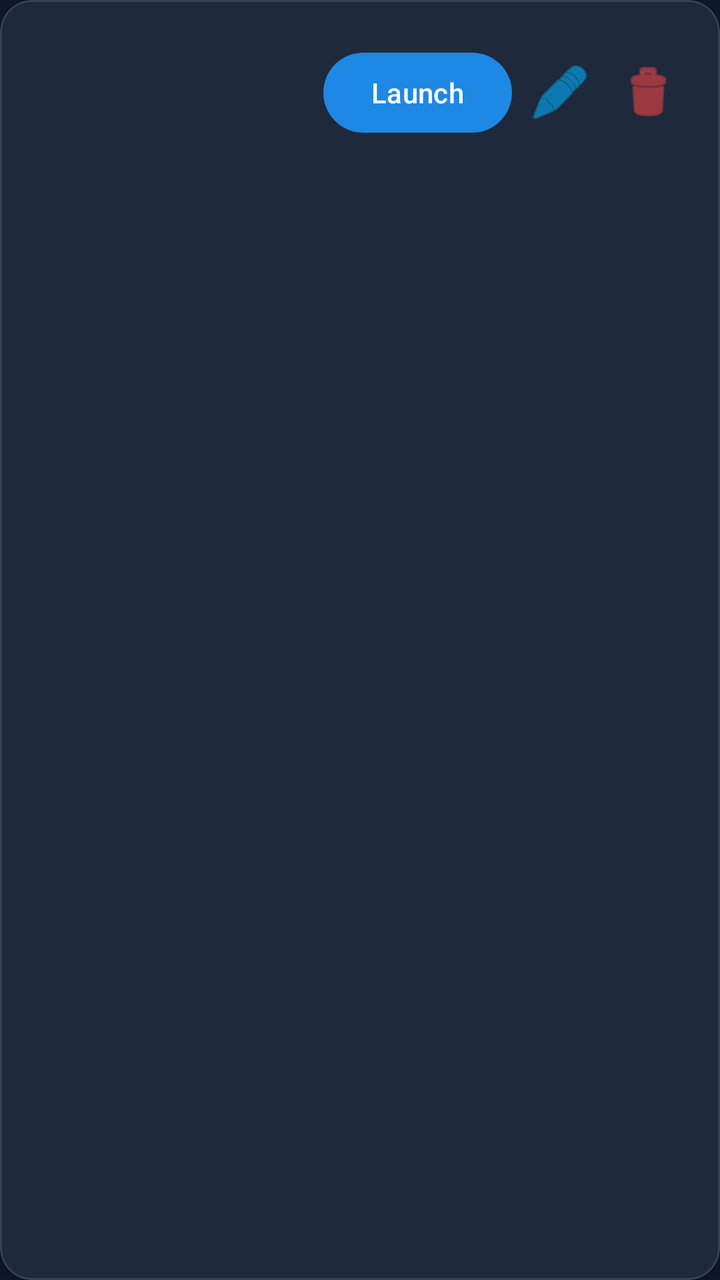
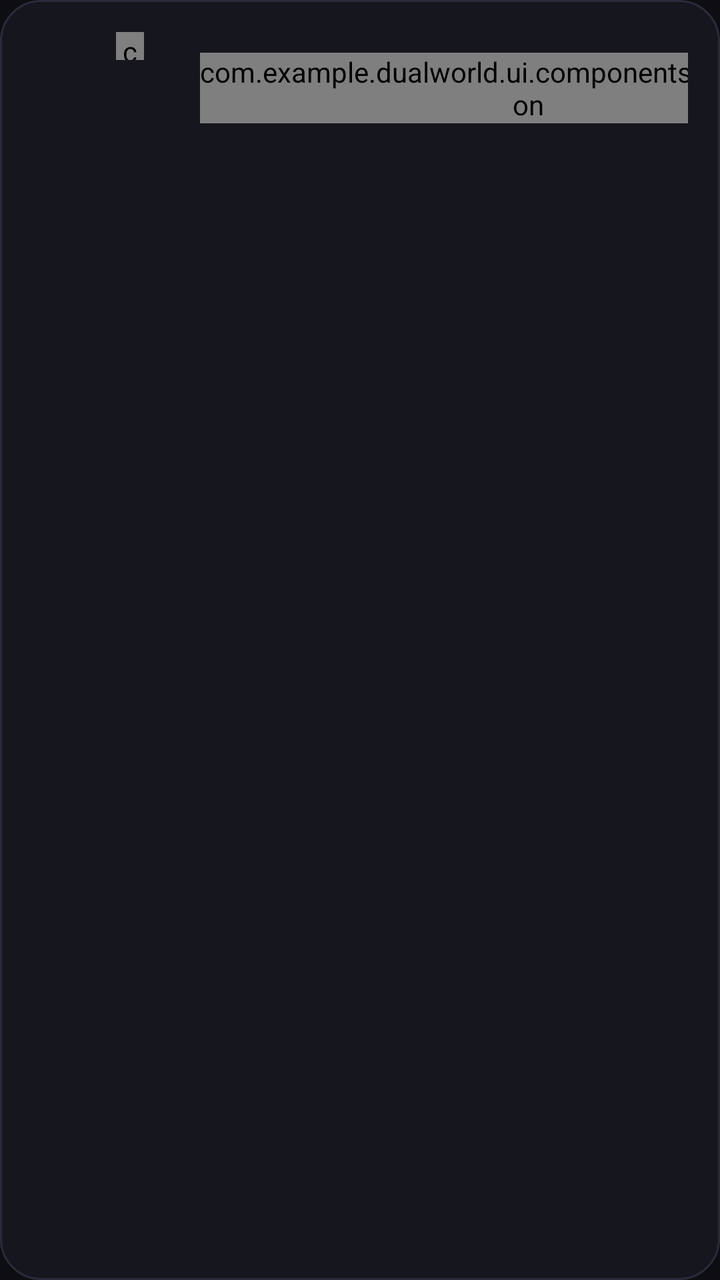

An Android layout rendered at two revisions. The XML below is the earlier revision; the diff shows what the commit changed to produce the second picture.
<!-- AndroidManifest.xml: application theme Theme.CloneApp -->
<!-- res/layout/item_cloned_app.xml -->
<?xml version="1.0" encoding="utf-8"?>
<com.google.android.material.card.MaterialCardView
    xmlns:android="http://schemas.android.com/apk/res/android"
    xmlns:app="http://schemas.android.com/apk/res-auto"
    android:layout_width="match_parent"
    android:layout_height="wrap_content"
    android:layout_marginHorizontal="6dp"
    android:layout_marginVertical="6dp"
    app:cardCornerRadius="16dp"
    app:cardElevation="2dp"
    app:cardBackgroundColor="@color/surface"
    app:strokeColor="@color/card_bg"
    app:strokeWidth="1dp">

    <LinearLayout
        android:layout_width="match_parent"
        android:layout_height="wrap_content"
        android:orientation="horizontal"
        android:gravity="center_vertical"
        android:padding="16dp">

        <ImageView
            android:id="@+id/imgIcon"
            android:layout_width="56dp"
            android:layout_height="56dp"
            android:contentDescription="App Icon" />

        <LinearLayout
            android:layout_width="0dp"
            android:layout_height="wrap_content"
            android:layout_weight="1"
            android:layout_marginStart="16dp"
            android:orientation="vertical">

            <TextView
                android:id="@+id/txtAppName"
                android:layout_width="wrap_content"
                android:layout_height="wrap_content"
                android:textColor="@color/text_primary"
                android:textSize="17sp"
                android:textStyle="bold" />

            <TextView
                android:id="@+id/txtUserTag"
                android:layout_width="wrap_content"
                android:layout_height="wrap_content"
                android:layout_marginTop="2dp"
                android:textColor="@color/secondary"
                android:textSize="13sp" />

            <TextView
                android:id="@+id/txtPackageName"
                android:layout_width="wrap_content"
                android:layout_height="wrap_content"
                android:layout_marginTop="2dp"
                android:textColor="@color/text_secondary"
                android:textSize="12sp" />

        </LinearLayout>

        <com.google.android.material.button.MaterialButton
            android:id="@+id/btnLaunch"
            android:layout_width="wrap_content"
            android:layout_height="wrap_content"
            android:text="@string/action_launch"
            app:backgroundTint="@color/primary"
            android:textColor="@android:color/white" />

        <ImageButton
            android:id="@+id/btnRename"
            android:layout_width="40dp"
            android:layout_height="40dp"
            android:layout_marginStart="4dp"
            android:background="?attr/selectableItemBackgroundBorderless"
            android:src="@android:drawable/ic_menu_edit"
            app:tint="@color/secondary"
            android:contentDescription="Rename Clone" />

        <ImageButton
            android:id="@+id/btnDelete"
            android:layout_width="40dp"
            android:layout_height="40dp"
            android:layout_marginStart="4dp"
            android:background="?attr/selectableItemBackgroundBorderless"
            android:src="@android:drawable/ic_menu_delete"
            app:tint="@color/accent_red"
            android:contentDescription="@string/action_delete" />

    </LinearLayout>

</com.google.android.material.card.MaterialCardView>
<!-- resources referenced by this layout -->
<resources>
  <color name="accent_red">#EF4444</color>
  <color name="card_bg">#334155</color>
  <color name="primary">#1E88E5</color>
  <color name="secondary">#00B0FF</color>
  <color name="surface">#1E293B</color>
  <color name="text_primary">#F8FAFC</color>
  <color name="text_secondary">#94A3B8</color>
  <string name="action_delete">Remove</string>
  <string name="action_launch">Launch</string>
  <style name="Theme.CloneApp" parent="Theme.Material3.DayNight.NoActionBar">
          <item name="colorPrimary">@color/primary</item>
          <item name="colorSecondary">@color/secondary</item>
          <item name="android:windowBackground">@color/background</item>
          <item name="android:textColorPrimary">@color/text_primary</item>
          <item name="android:textColorSecondary">@color/text_secondary</item>
      </style>
  <color name="background">#0F172A</color>
</resources>

<!-- the commit's change to res/layout/item_cloned_app.xml (unified diff, before → after) -->
@@ -1,91 +1,90 @@
 <?xml version="1.0" encoding="utf-8"?>
-<com.google.android.material.card.MaterialCardView
-    xmlns:android="http://schemas.android.com/apk/res/android"
+<FrameLayout xmlns:android="http://schemas.android.com/apk/res/android"
     xmlns:app="http://schemas.android.com/apk/res-auto"
     android:layout_width="match_parent"
     android:layout_height="wrap_content"
-    android:layout_marginHorizontal="6dp"
     android:layout_marginVertical="6dp"
-    app:cardCornerRadius="16dp"
-    app:cardElevation="2dp"
-    app:cardBackgroundColor="@color/surface"
-    app:strokeColor="@color/card_bg"
-    app:strokeWidth="1dp">
+    android:background="@drawable/bg_card_glass"
+    android:clickable="true"
+    android:focusable="true">
 
     <LinearLayout
         android:layout_width="match_parent"
         android:layout_height="wrap_content"
+        android:gravity="center_vertical"
         android:orientation="horizontal"
-        android:gravity="center_vertical"
         android:padding="16dp">
 
-        <ImageView
-            android:id="@+id/imgIcon"
+        
+        <FrameLayout
             android:layout_width="56dp"
-            android:layout_height="56dp"
-            android:contentDescription="App Icon" />
+            android:layout_height="56dp">
+
+            <ImageView
+                android:id="@+id/imgIcon"
+                android:layout_width="56dp"
+                android:layout_height="56dp"
+                android:scaleType="centerCrop" />
+
+            <com.example.dualworld.ui.components.StatusDot
+                android:id="@+id/statusDot"
+                android:layout_width="14dp"
+                android:layout_height="14dp"
+                android:layout_gravity="top|end" />
+        </FrameLayout>
 
         <LinearLayout
             android:layout_width="0dp"
             android:layout_height="wrap_content"
+            android:layout_marginStart="16dp"
+            android:layout_marginEnd="12dp"
             android:layout_weight="1"
-            android:layout_marginStart="16dp"
             android:orientation="vertical">
 
             <TextView
                 android:id="@+id/txtAppName"
                 android:layout_width="wrap_content"
                 android:layout_height="wrap_content"
+                android:ellipsize="end"
+                android:maxLines="1"
                 android:textColor="@color/text_primary"
-                android:textSize="17sp"
+                android:textSize="16sp"
                 android:textStyle="bold" />
 
-            <TextView
-                android:id="@+id/txtUserTag"
+            <LinearLayout
                 android:layout_width="wrap_content"
                 android:layout_height="wrap_content"
-                android:layout_marginTop="2dp"
-                android:textColor="@color/secondary"
-                android:textSize="13sp" />
+                android:layout_marginTop="3dp"
+                android:gravity="center_vertical"
+                android:orientation="horizontal">
 
-            <TextView
-                android:id="@+id/txtPackageName"
-                android:layout_width="wrap_content"
-                android:layout_height="wrap_content"
-                android:layout_marginTop="2dp"
-                android:textColor="@color/text_secondary"
-                android:textSize="12sp" />
+                <TextView
+                    android:id="@+id/txtUserTag"
+                    android:layout_width="wrap_content"
+                    android:layout_height="wrap_content"
+                    android:background="@drawable/bg_chip"
+                    android:paddingHorizontal="8dp"
+                    android:paddingVertical="2dp"
+                    android:textColor="@color/secondary"
+                    android:textSize="11sp" />
 
+                <TextView
+                    android:id="@+id/txtPackageName"
+                    android:layout_width="wrap_content"
+                    android:layout_height="wrap_content"
+                    android:layout_marginStart="8dp"
+                    android:ellipsize="end"
+                    android:maxLines="1"
+                    android:textColor="@color/text_secondary"
+                    android:textSize="11sp" />
+            </LinearLayout>
         </LinearLayout>
 
-        <com.google.android.material.button.MaterialButton
+        
+        <com.example.dualworld.ui.components.GradientButton
             android:id="@+id/btnLaunch"
             android:layout_width="wrap_content"
-            android:layout_height="wrap_content"
-            android:text="@string/action_launch"
-            app:backgroundTint="@color/primary"
-            android:textColor="@android:color/white" />
-
-        <ImageButton
-            android:id="@+id/btnRename"
-            android:layout_width="40dp"
-            android:layout_height="40dp"
-            android:layout_marginStart="4dp"
-            android:background="?attr/selectableItemBackgroundBorderless"
-            android:src="@android:drawable/ic_menu_edit"
-            app:tint="@color/secondary"
-            android:contentDescription="Rename Clone" />
-
-        <ImageButton
-            android:id="@+id/btnDelete"
-            android:layout_width="40dp"
-            android:layout_height="40dp"
-            android:layout_marginStart="4dp"
-            android:background="?attr/selectableItemBackgroundBorderless"
-            android:src="@android:drawable/ic_menu_delete"
-            app:tint="@color/accent_red"
-            android:contentDescription="@string/action_delete" />
+            android:layout_height="wrap_content" />
 
     </LinearLayout>
-
-</com.google.android.material.card.MaterialCardView>
+</FrameLayout>
<!-- resource entries referenced after the edit -->
@@ -1,21 +1,81 @@
 <!-- resources referenced by this layout -->
 <resources>
-  <color name="accent_red">#EF4444</color>
-  <color name="card_bg">#334155</color>
-  <color name="primary">#1E88E5</color>
-  <color name="secondary">#00B0FF</color>
-  <color name="surface">#1E293B</color>
+  <color name="primary">#7C3AED</color>
+  <color name="primary_variant">#4F46E5</color>
+  <color name="secondary">#818CF8</color>
+  <color name="surface">#16161F</color>
+  <color name="surface_secondary">#20202C</color>
+  <style name="CustomBottomSheetDialogTheme" parent="ThemeOverlay.Material3.BottomSheetDialog">
+          <item name="bottomSheetStyle">@style/CustomBottomSheetStyle</item>
+          <item name="android:windowIsFloating">false</item>
+          <item name="android:statusBarColor">@android:color/transparent</item>
+          <item name="android:navigationBarColor">@color/surface</item>
+      </style>
+  <style name="CustomBottomSheetStyle" parent="Widget.Material3.BottomSheet">
+          <item name="android:background">@drawable/bg_bottom_sheet</item>
+          <item name="behavior_peekHeight">420dp</item>
+      </style>
+  <!-- drawable bg_bottom_sheet (drawable) -->
+  <?xml version="1.0" encoding="utf-8"?>
+  <shape xmlns:android="http://schemas.android.com/apk/res/android"
+      android:shape="rectangle">
+      <corners
+          android:topLeftRadius="28dp"
+          android:topRightRadius="28dp"
+          android:bottomLeftRadius="0dp"
+          android:bottomRightRadius="0dp" />
+      <solid android:color="@color/surface" />
+      <stroke
+          android:width="1dp"
+          android:color="@color/card_stroke" />
+  </shape>
   <color name="text_primary">#F8FAFC</color>
   <color name="text_secondary">#94A3B8</color>
-  <string name="action_delete">Remove</string>
-  <string name="action_launch">Launch</string>
+  <!-- drawable bg_card_glass (drawable) -->
+  <?xml version="1.0" encoding="utf-8"?>
+  <ripple xmlns:android="http://schemas.android.com/apk/res/android"
+      android:color="@color/ripple_accent">
+      <item>
+          <shape android:shape="rectangle">
+              <corners android:radius="20dp" />
+              <solid android:color="@color/surface_card" />
+              <stroke
+                  android:width="1dp"
+                  android:color="@color/card_stroke" />
+          </shape>
+      </item>
+  </ripple>
+  <!-- drawable bg_chip (drawable) -->
+  <?xml version="1.0" encoding="utf-8"?>
+  <shape xmlns:android="http://schemas.android.com/apk/res/android"
+      android:shape="rectangle">
+      <corners android:radius="100dp" />
+      <solid android:color="@color/chip_bg" />
+      <stroke
+          android:width="1dp"
+          android:color="@color/card_stroke" />
+  </shape>
   <style name="Theme.CloneApp" parent="Theme.Material3.DayNight.NoActionBar">
           <item name="colorPrimary">@color/primary</item>
+          <item name="colorPrimaryVariant">@color/primary_variant</item>
           <item name="colorSecondary">@color/secondary</item>
           <item name="android:windowBackground">@color/background</item>
+          <item name="colorSurface">@color/surface</item>
+          <item name="colorOnSurface">@color/text_primary</item>
+          <item name="colorSurfaceVariant">@color/surface_secondary</item>
+          <item name="colorOnSurfaceVariant">@color/text_secondary</item>
+          <item name="colorOutline">@color/card_stroke</item>
           <item name="android:textColorPrimary">@color/text_primary</item>
           <item name="android:textColorSecondary">@color/text_secondary</item>
+          <item name="android:statusBarColor">@color/background</item>
+          <item name="android:windowLightStatusBar">false</item>
+          <item name="android:navigationBarColor">@color/background</item>
+          <item name="bottomSheetDialogTheme">@style/CustomBottomSheetDialogTheme</item>
       </style>
-  <color name="background">#0F172A</color>
+  <color name="ripple_accent">#407C3AED</color>
+  <color name="surface_card">#16161F</color>
+  <color name="card_stroke">#2A2A3C</color>
+  <color name="chip_bg">#232332</color>
+  <color name="background">#0D0D12</color>
 </resources>
 
